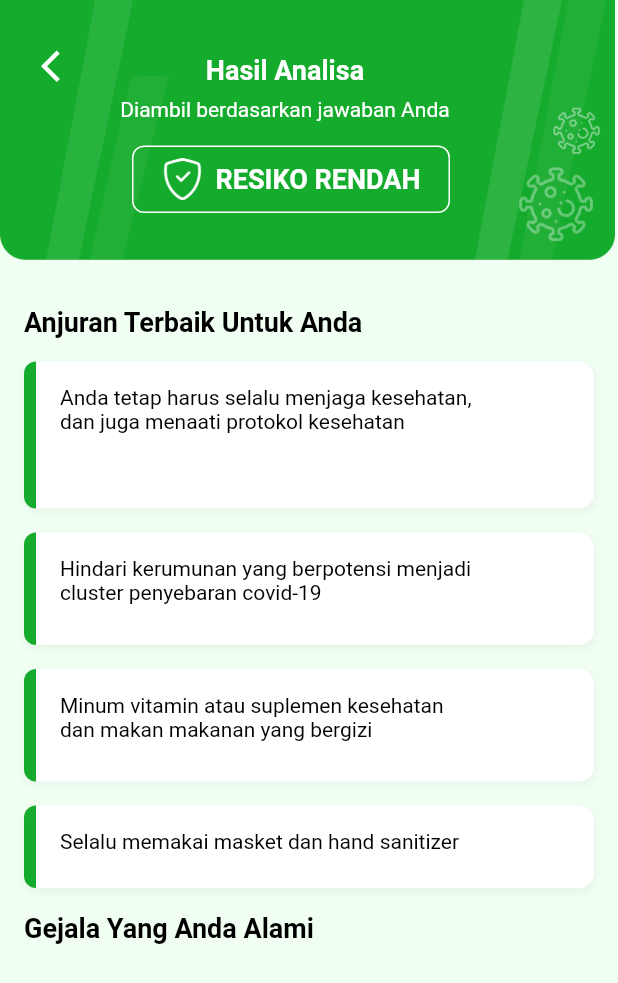
After one commit to dafamalik/CoronaApps, a Flutter app: the HasilTesView screen opened directly, on a phone screen of 412 x 824 dp. The commit adds this screen. Shown: the top 983 px of the screen. Run offline on Flutter 3.47's test engine with Material 2 defaults, Android fonts, the phone set to English and light mode, and no system bars; our stand-ins replace expandable, sliding_sheet.

Commit message:
new update

```diff
--- a/lib/config/color/colorConfig.dart
+++ b/lib/config/color/colorConfig.dart
@@ -14,4 +14,5 @@ class ColorConfig {
   static Color colorBorder = Color(0xFFE5E5E5);
   static Color colorGrey = Color(0xFF7C7C7C);
   static Color colorBackgroundBerita = Color(0xffF9F9F9);
+  static Color colorTransparent = Colors.transparent;
 }
--- /dev/null
+++ b/lib/feature/home/view/hasilTesview.dart
@@ -0,0 +1,328 @@
+import 'package:corona_apps/config/color/colorConfig.dart';
+import 'package:flutter/cupertino.dart';
+import 'package:flutter/material.dart';
+
+class HasilTesView extends StatefulWidget {
+
+  @override
+  _HasilTesViewState createState() => _HasilTesViewState();
+}
+
+class _HasilTesViewState extends State<HasilTesView> {
+
+  void gotoTesCovidQuestion() {
+    Navigator.of(context).pop();
+  }
+
+  Widget appBar() {
+    return Container(
+      child: Row(
+        crossAxisAlignment: CrossAxisAlignment.start,
+        children: [
+          IconButton(
+            iconSize: 25,
+              color: ColorConfig.colorWhite,
+              icon: Icon(Icons.arrow_back_ios),
+            onPressed: () => {this.gotoTesCovidQuestion()},
+          ),
+          Container(
+            margin: EdgeInsets.only(left: 16, right: 16, top: 16),
+            child: Column(
+              crossAxisAlignment: CrossAxisAlignment.center,
+              children: [
+                Text("Hasil Analisa",
+                  style: TextStyle(
+                    color: ColorConfig.colorWhite,
+                    fontSize: 18,
+                    fontWeight: FontWeight.bold
+                  )),
+                Container(
+                  margin: EdgeInsets.only(top: 8),
+                  child: Text("Diambil berdasarkan jawaban Anda",
+                    style: TextStyle(
+                    color: ColorConfig.colorWhite,
+                      fontSize: 14,
+                  )),
+                ),
+                Container(
+                  height: 45,
+                  width: 212,
+                  margin: EdgeInsets.only(top: 16, left: 8),
+                  decoration: BoxDecoration(
+                    color: ColorConfig.colorTransparent,
+                    border: Border.all(color: ColorConfig.colorWhite),
+                    borderRadius: BorderRadius.circular(8),
+                  ),
+                  child: Row(
+                    crossAxisAlignment: CrossAxisAlignment.center,
+                    mainAxisAlignment: MainAxisAlignment.center,
+                    children: [
+                      Image(
+                        image: AssetImage("asset/image/resikoRendah.png"),
+                        height: 28,
+                        width: 28,
+                        color: ColorConfig.colorWhite,
+                      ),
+                      Container(
+                        margin: EdgeInsets.only(left: 8),
+                        child: Text("RESIKO RENDAH",
+                          style: TextStyle(
+                          color: ColorConfig.colorWhite,
+                            fontSize: 18,
+                            fontWeight: FontWeight.bold
+                        ),),
+                      )
+                    ],
+                  )
+                )
+              ],
+            ),
+          )
+        ],
+      ),
+    );
+  }
+
+  Widget header () {
+    return Container(
+      height: 180,
+      child: Stack(
+        children: [
+          Positioned(
+            top: 0,
+            child: Image(image: AssetImage("asset/image/headerHasil.png"),
+              width: 410,
+              fit: BoxFit.cover,
+            ),),
+          Positioned(
+              top: 20,
+              left: 16,
+              right: 16,
+              child: appBar())
+        ],
+      ),
+    );
+  }
+
+  Widget content() {
+    return Container(
+      width: MediaQuery.of(context).size.width,
+      margin: EdgeInsets.only(top: 24, left: 16, right: 16),
+      child: Column(
+        crossAxisAlignment: CrossAxisAlignment.start,
+        children: [
+          Text("Anjuran Terbaik Untuk Anda",
+          style: TextStyle(
+            color: ColorConfig.colorBlack,
+            fontSize: 18,
+            fontWeight: FontWeight.bold
+          )),
+          Container(
+            margin: EdgeInsets.only(top: 16),
+            height: 98,
+            decoration: BoxDecoration(
+                color: ColorConfig.colorWhite,
+                borderRadius: BorderRadius.circular(10),
+              boxShadow: [
+                BoxShadow(
+                color: Colors.grey.withOpacity(0.1),
+                spreadRadius: 1,
+                blurRadius: 3,
+                offset: Offset(0, 2), // changes position of shadow
+              ),
+            ],
+
+            ),
+            child: Row(
+              children: [
+                Container(
+                  width: 8,
+                  decoration: BoxDecoration(
+                      color: ColorConfig.colorGreenPrimary,
+                      borderRadius: BorderRadius.only(
+                          topLeft: Radius.circular(10),
+                          bottomLeft: Radius.circular(10))
+                  ),
+                ),
+                Column(
+                  mainAxisAlignment: MainAxisAlignment.start,
+                  children: [
+                    Container(
+                      width: 275,
+                            margin: EdgeInsets.only(left: 16, right: 16, top: 16),
+                            child: Text("Anda tetap harus selalu menjaga kesehatan, dan juga menaati protokol kesehatan",
+                              maxLines: 3,
+                              style: TextStyle(
+                                  color: ColorConfig.colorBlack,
+                                  fontSize: 14
+                              ),),
+                          ),
+                  ],
+                ),
+              ],
+            ),
+          ),
+          Container(
+            margin: EdgeInsets.only(top: 16),
+            height: 75,
+            decoration: BoxDecoration(
+              color: ColorConfig.colorWhite,
+              borderRadius: BorderRadius.circular(10),
+              boxShadow: [
+                BoxShadow(
+                  color: Colors.grey.withOpacity(0.1),
+                  spreadRadius: 1,
+                  blurRadius: 3,
+                  offset: Offset(0, 2), // changes position of shadow
+                ),
+              ],
+
+            ),
+            child: Row(
+              children: [
+                Container(
+                  width: 8,
+                  decoration: BoxDecoration(
+                      color: ColorConfig.colorGreenPrimary,
+                      borderRadius: BorderRadius.only(
+                          topLeft: Radius.circular(10),
+                          bottomLeft: Radius.circular(10))
+                  ),
+                ),
+                Column(
+                  mainAxisAlignment: MainAxisAlignment.start,
+                  children: [
+                    Container(
+                      width: 275,
+                      margin: EdgeInsets.only(left: 16, right: 16, top: 16),
+                      child: Text("Hindari kerumunan yang berpotensi menjadi cluster penyebaran covid-19",
+                        maxLines: 3,
+                        style: TextStyle(
+                            color: ColorConfig.colorBlack,
+                            fontSize: 14
+                        ),),
+                    ),
+                  ],
+                ),
+              ],
+            ),
+          ),
+          Container(
+            margin: EdgeInsets.only(top: 16),
+            height: 75,
+            decoration: BoxDecoration(
+              color: ColorConfig.colorWhite,
+              borderRadius: BorderRadius.circular(10),
+              boxShadow: [
+                BoxShadow(
+                  color: Colors.grey.withOpacity(0.1),
+                  spreadRadius: 1,
+                  blurRadius: 3,
+                  offset: Offset(0, 2), // changes position of shadow
+                ),
+              ],
+
+            ),
+            child: Row(
+              children: [
+                Container(
+                  width: 8,
+                  decoration: BoxDecoration(
+                      color: ColorConfig.colorGreenPrimary,
+                      borderRadius: BorderRadius.only(
+                          topLeft: Radius.circular(10),
+                          bottomLeft: Radius.circular(10))
+                  ),
+                ),
+                Column(
+                  mainAxisAlignment: MainAxisAlignment.start,
+                  children: [
+                    Container(
+                      width: 275,
+                      margin: EdgeInsets.only(left: 16, right: 16, top: 16),
+                      child: Text("Minum vitamin atau suplemen kesehatan dan makan makanan yang bergizi",
+                        maxLines: 3,
+                        style: TextStyle(
+                            color: ColorConfig.colorBlack,
+                            fontSize: 14
+                        ),),
+                    ),
+                  ],
+                ),
+              ],
+            ),
+          ),
+          Container(
+            margin: EdgeInsets.only(top: 16),
+            height: 55,
+            decoration: BoxDecoration(
+              color: ColorConfig.colorWhite,
+              borderRadius: BorderRadius.circular(10),
+              boxShadow: [
+                BoxShadow(
+                  color: Colors.grey.withOpacity(0.1),
+                  spreadRadius: 1,
+                  blurRadius: 3,
+                  offset: Offset(0, 2), // changes position of shadow
+                ),
+              ],
+
+            ),
+            child: Row(
+              children: [
+                Container(
+                  width: 8,
+                  decoration: BoxDecoration(
+                      color: ColorConfig.colorGreenPrimary,
+                      borderRadius: BorderRadius.only(
+                          topLeft: Radius.circular(10),
+                          bottomLeft: Radius.circular(10))
+                  ),
+                ),
+                Column(
+                  mainAxisAlignment: MainAxisAlignment.start,
+                  children: [
+                    Container(
+                      width: 275,
+                      margin: EdgeInsets.only(left: 16, right: 16, top: 16),
+                      child: Text("Selalu memakai masket dan hand sanitizer",
+                        maxLines: 3,
+                        style: TextStyle(
+                            color: ColorConfig.colorBlack,
+                            fontSize: 14
+                        ),),
+                    ),
+                  ],
+                ),
+              ],
+            ),
+          ),
+          Container(
+            margin: EdgeInsets.only(top: 16),
+            child: Text("Gejala Yang Anda Alami",
+              style: TextStyle(
+                color: ColorConfig.colorBlack,
+                fontWeight: FontWeight.bold,
+                fontSize: 18
+              ),),
+          )
+        ],
+      ),
+    );
+  }
+
+  @override
+  Widget build(BuildContext context) {
+    return Scaffold(
+      backgroundColor: ColorConfig.colorBackground,
+        body: Container(
+          child: SingleChildScrollView(
+            child: Column(
+              children: [
+                header(),
+                content()
+            ],),
+          ),
+        ));
+  }
+}
--- a/lib/feature/home/view/tesCovidQuestionView.dart
+++ b/lib/feature/home/view/tesCovidQuestionView.dart
@@ -1,4 +1,5 @@
 import 'package:corona_apps/config/color/colorConfig.dart';
+import 'package:corona_apps/feature/home/view/hasilTesview.dart';
 import 'package:flutter/cupertino.dart';
 import 'package:flutter/material.dart';
 
@@ -12,6 +13,11 @@ class _TesCovidQuestionViewState extends State<TesCovidQuestionView> {
 
   void gotoTesCovid() {
     Navigator.of(context).pop();
+  }
+
+  void gotoHasilTes() {
+    Navigator.of(context).push(MaterialPageRoute(builder: (context) => HasilTesView())
+    );
   }
 
   Widget appBar() {
@@ -1059,7 +1065,7 @@ class _TesCovidQuestionViewState extends State<TesCovidQuestionView> {
               borderRadius: BorderRadius.circular(8),
             ),
             child: FlatButton(
-                onPressed: () => {print("Tidak")},
+                onPressed: () => {this.gotoHasilTes()},
                 child: Text("Lihat Hasil Pengecekan",
                   style: TextStyle(
                     color: ColorConfig.colorWhite,
--- a/pubspec.yaml
+++ b/pubspec.yaml
@@ -69,3 +69,5 @@ flutter:
     - asset/image/motivasi1.png
     - asset/image/tesCovidImage.png
     - asset/image/coronaVirusWhite.png
+    - asset/image/resikoRendah.png
+    - asset/image/headerHasil.png
```
Also changed, not shown: asset/image/headerHasil.png (added), asset/image/resikoRendah.png (added).
